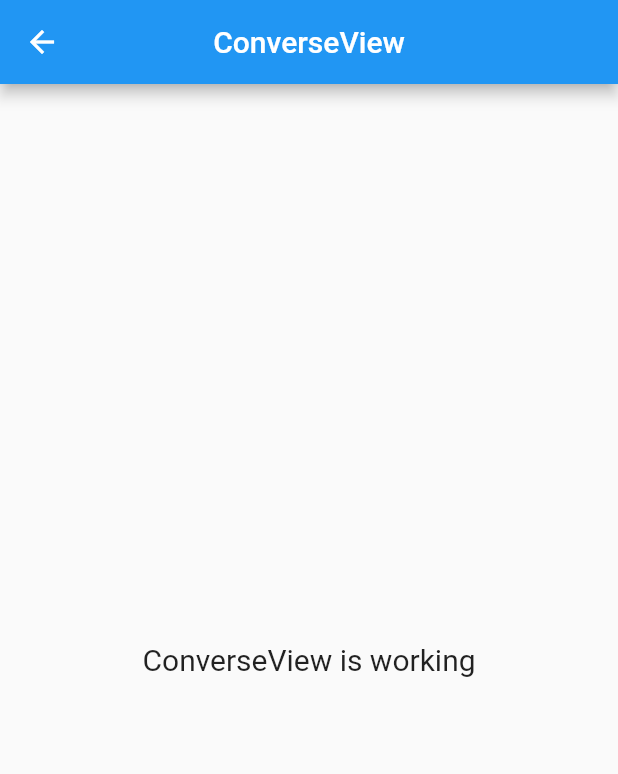
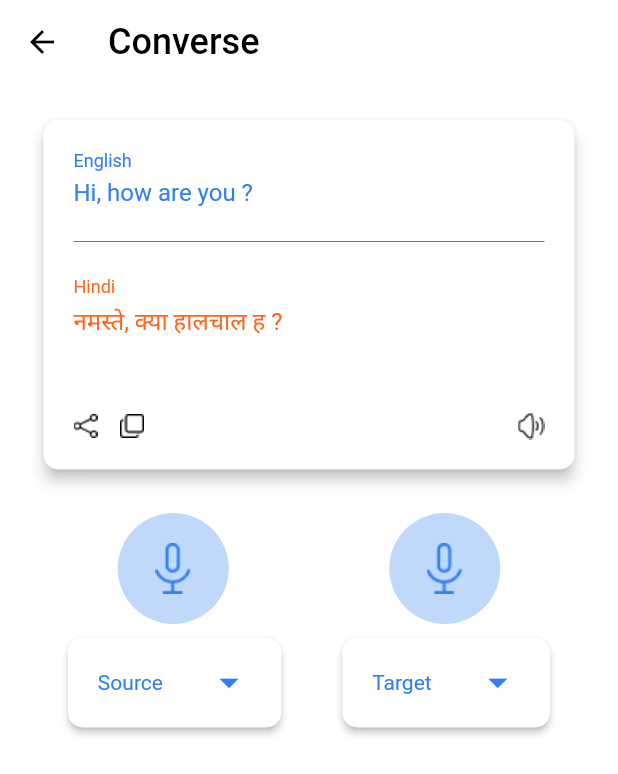
Before and after one commit to apurba235/bhashantram, a Flutter app: the ConverseView screen opened by its route, on a phone screen of 412 x 824 dp. Shown: the top 774 px of the screen. Run offline on Flutter 3.47's test engine with Material 2 defaults, Android fonts, the phone set to English and light mode, and no system bars; our stand-ins replace connectivity_plus, dio, get.

Commit message:
:feat - started working in converse screen

```diff
--- a/lib/app/common/consts/asset_consts.dart
+++ b/lib/app/common/consts/asset_consts.dart
@@ -11,4 +11,7 @@ class AssetConsts {
   static const microphone = '$basePathPng/microphone.png';
   static const translate = '$basePathPng/translate.png';
   static const camera = '$basePathPng/camera.png';
+  static const copy = '$basePathPng/copy.png';
+  static const share = '$basePathPng/share.png';
+  static const speaker = '$basePathPng/speaker.png';
 }
--- a/lib/app/common/consts/color_consts.dart
+++ b/lib/app/common/consts/color_consts.dart
@@ -3,4 +3,6 @@ import 'dart:ui';
 class ColorConsts{
   static const whiteColor = Color(0xffffffff);
   static const blackColor = Color(0xff000000);
+  static const blueColor = Color(0xff3080ED);
+  static const tomatoRed = Color(0xffFF671F);
 }
--- /dev/null
+++ b/lib/app/common/widget/buttons/language_button.dart
@@ -0,0 +1,37 @@
+import 'package:bhashantram/app/common/consts/consts.dart';
+import 'package:flutter/material.dart';
+
+class LanguageButton extends StatelessWidget {
+  const LanguageButton({
+    super.key,
+    required this.languageName,
+    this.onTapButton,
+  });
+
+  final String languageName;
+  final void Function()? onTapButton;
+
+  @override
+  Widget build(BuildContext context) {
+    return GestureDetector(
+      onTap: onTapButton,
+      child: Card(
+        elevation: 2.0,
+        shape: RoundedRectangleBorder(borderRadius: BorderRadius.circular(10)),
+        child: Padding(
+          padding: const EdgeInsets.symmetric(horizontal: 20.0, vertical: 15.0),
+          child: Row(
+            children: [
+              Text(
+                languageName,
+                style: const TextStyle(color: ColorConsts.blueColor),
+              ),
+              const SizedBox(width: 29),
+              const Icon(Icons.arrow_drop_down_outlined, size: 30, color: ColorConsts.blueColor)
+            ],
+          ),
+        ),
+      ),
+    );
+  }
+}
--- /dev/null
+++ b/lib/app/common/widget/component/microphone.dart
@@ -0,0 +1,26 @@
+import 'package:bhashantram/app/common/consts/consts.dart';
+import 'package:flutter/material.dart';
+
+class MicroPhone extends StatelessWidget {
+  const MicroPhone({
+    super.key,
+    this.onTapMic,
+  });
+
+  final void Function()? onTapMic;
+
+  @override
+  Widget build(BuildContext context) {
+    return GestureDetector(
+      onTap: onTapMic,
+      child: Container(
+        padding: const EdgeInsets.all(25),
+        decoration: BoxDecoration(
+          shape: BoxShape.circle,
+          color: ColorConsts.blueColor.withOpacity(0.3),
+        ),
+        child: Image.asset(AssetConsts.microphone),
+      ),
+    );
+  }
+}
--- /dev/null
+++ b/lib/app/common/widget/widget.dart
@@ -0,0 +1,3 @@
+export 'package:bhashantram/app/common/widget/component/microphone.dart';
+export 'package:bhashantram/app/common/widget/snackbar/custom_snackbar.dart';
+export 'package:bhashantram/app/common/widget/buttons/language_button.dart';
--- a/lib/app/data/network_client.dart
+++ b/lib/app/data/network_client.dart
@@ -1,5 +1,5 @@
 import 'dart:developer';
-import 'package:bhashantram/app/common/custom_snackbar.dart';
+import 'package:bhashantram/app/common/widget/snackbar/custom_snackbar.dart';
 import 'package:dio/dio.dart';
 
 enum RestApiMethod { get, post }
--- a/lib/app/modules/converse/views/converse_view.dart
+++ b/lib/app/modules/converse/views/converse_view.dart
@@ -1,3 +1,6 @@
+import 'package:bhashantram/app/common/consts/asset_consts.dart';
+import 'package:bhashantram/app/common/consts/color_consts.dart';
+import 'package:bhashantram/app/common/widget/widget.dart';
 import 'package:flutter/material.dart';
 
 import 'package:get/get.dart';
@@ -6,19 +9,118 @@ import '../controllers/converse_controller.dart';
 
 class ConverseView extends GetView<ConverseController> {
   const ConverseView({Key? key}) : super(key: key);
+
   @override
   Widget build(BuildContext context) {
     return Scaffold(
-      appBar: AppBar(
-        title: const Text('ConverseView'),
-        centerTitle: true,
-      ),
-      body: const Center(
-        child: Text(
-          'ConverseView is working',
-          style: TextStyle(fontSize: 20),
+        backgroundColor: ColorConsts.whiteColor,
+        appBar: AppBar(
+          title: const Text(
+            'Converse',
+            style: TextStyle(color: ColorConsts.blackColor, fontSize: 24),
+          ),
+          automaticallyImplyLeading: true,
+          backgroundColor: ColorConsts.whiteColor,
+          elevation: 0.0,
+          foregroundColor: ColorConsts.blackColor,
         ),
-      ),
-    );
+        body: Padding(
+          padding: const EdgeInsets.symmetric(horizontal: 25.0),
+          child: Column(
+            crossAxisAlignment: CrossAxisAlignment.start,
+            children: [
+              // SizedBox(height: MediaQuery.of(context).padding.top),
+              // const SizedBox(height: 30),
+              // const Text(
+              //   'Converse',
+              //   style: TextStyle(fontSize: 24),
+              // ),
+              const SizedBox(height: 20),
+              Card(
+                elevation: 4.0,
+                shape: RoundedRectangleBorder(borderRadius: BorderRadius.circular(10)),
+                child: Padding(
+                  padding: const EdgeInsets.all(20.0),
+                  child: Column(
+                    crossAxisAlignment: CrossAxisAlignment.start,
+                    children: [
+                      Column(
+                        mainAxisSize: MainAxisSize.min,
+                        crossAxisAlignment: CrossAxisAlignment.start,
+                        children: const [
+                          Text(
+                            'English',
+                            style: TextStyle(fontSize: 12, color: ColorConsts.blueColor),
+                          ),
+                          SizedBox(height: 5),
+                          Text(
+                            'Hi, how are you ?',
+                            style: TextStyle(fontSize: 16, color: ColorConsts.blueColor),
+                          ),
+                          SizedBox(height: 15),
+                          Divider(color: ColorConsts.blueColor),
+                          SizedBox(height: 15),
+                          Text(
+                            'Hindi',
+                            style: TextStyle(fontSize: 12, color: ColorConsts.tomatoRed),
+                          ),
+                          SizedBox(height: 5),
+                          Text(
+                            'नमस्ते, क्या हालचाल ह ?',
+                            style: TextStyle(fontSize: 16, color: ColorConsts.tomatoRed),
+                          ),
+                        ],
+                      ),
+                      const SizedBox(height: 50),
+                      Row(
+                        children: [
+                          Row(
+                            children: [
+                              Image.asset(AssetConsts.share),
+                              const SizedBox(width: 15),
+                              Image.asset(AssetConsts.copy),
+                            ],
+                          ),
+                          const Spacer(),
+                          Image.asset(AssetConsts.speaker),
+                        ],
+                      )
+                    ],
+                  ),
+                ),
+              ),
+              const SizedBox(height: 20),
+              Row(
+                mainAxisAlignment: MainAxisAlignment.spaceAround,
+                children: [
+                  ...List.generate(
+                    2,
+                    (index) => MicroPhone(
+                      onTapMic: index == 0
+                          ? () {
+                              ///Source
+                            }
+                          : () {
+                              /// target
+                            },
+                    ),
+                  )
+                ],
+              ),
+              Row(
+                mainAxisAlignment: MainAxisAlignment.spaceAround,
+                children: [
+                  ...List.generate(
+                    2,
+                    (index) => LanguageButton(
+                      languageName: index == 0 ? 'Source' : 'Target',
+                      onTapButton: index == 0 ? () {} : (){},
+                    ),
+                  )
+                ],
+              )
+            ],
+          ),
+        ));
   }
 }
```
Also changed, not shown: assets/png/copy.png (added), assets/png/share.png (added), assets/png/speaker.png (added), lib/app/common/widget/snackbar/custom_snackbar.dart (renamed from lib/app/common/custom_snackbar.dart).
